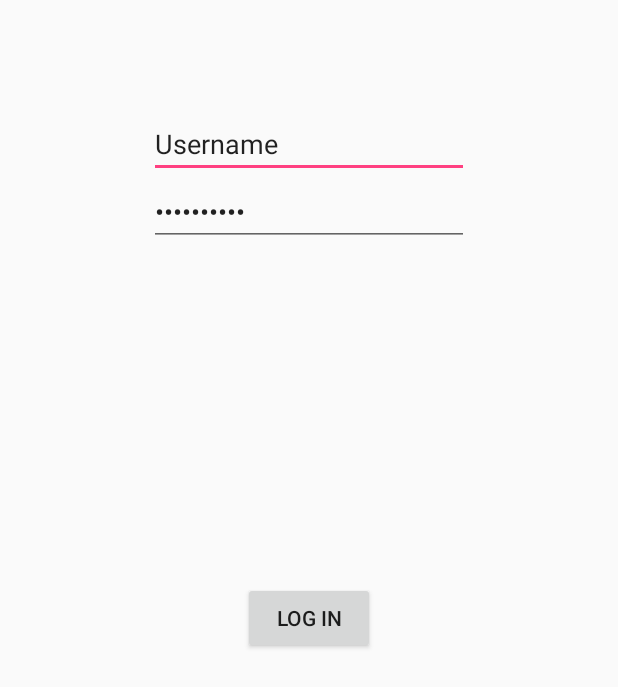
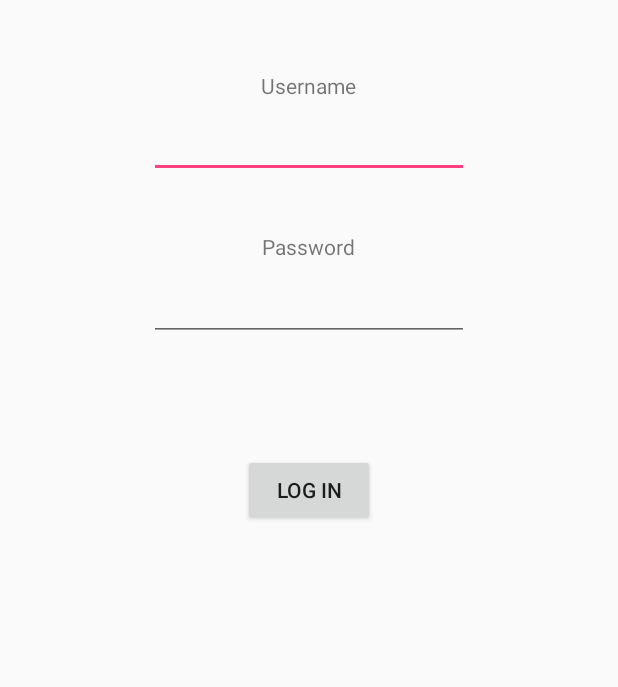
Before and after one commit to tylerdegraaff/easyspot, an Android app: the layout activity_log_in.xml on its own in the app's theme, with its tools: preview values and no code run, on a phone screen of 412 x 824 dp. Shown: the top 687 px of the screen. Run offline under Robolectric (Android 15) with nearby library versions, the phone set to English and light mode, and no system bars.

Commit message:
log in layout updated

```diff
--- a/app/src/main/AndroidManifest.xml
+++ b/app/src/main/AndroidManifest.xml
@@ -9,13 +9,14 @@
         android:supportsRtl="true"
         android:theme="@style/AppTheme">
         <activity android:name=".MainActivity">
+        </activity>
+        <activity android:name=".LogInActivity">
             <intent-filter>
                 <action android:name="android.intent.action.MAIN" />
 
                 <category android:name="android.intent.category.LAUNCHER" />
             </intent-filter>
         </activity>
-        <activity android:name=".LogInActivity"></activity>
     </application>
 
 </manifest>
--- a/app/src/main/res/layout/activity_log_in.xml
+++ b/app/src/main/res/layout/activity_log_in.xml
@@ -13,7 +13,6 @@
         android:layout_width="wrap_content"
         android:layout_height="wrap_content"
         android:inputType="textPersonName"
-        android:text="Username"
         android:ems="10"
         android:id="@+id/editText"
         android:layout_alignParentTop="true"
@@ -26,15 +25,36 @@
         android:inputType="textPassword"
         android:ems="10"
         android:id="@+id/editText2"
-        android:text="Wachtwoord"
         android:layout_below="@+id/editText"
-        android:layout_alignStart="@+id/editText" />
+        android:layout_centerHorizontal="true"
+        android:layout_marginTop="63dp" />
 
     <Button
         android:layout_width="wrap_content"
         android:layout_height="wrap_content"
         android:text="Log In"
         android:id="@+id/button"
-        android:layout_centerVertical="true"
+        android:layout_below="@+id/editText2"
+        android:layout_centerHorizontal="true"
+        android:layout_marginTop="75dp" />
+
+    <TextView
+        android:layout_width="wrap_content"
+        android:layout_height="wrap_content"
+        android:textAppearance="?android:attr/textAppearanceSmall"
+        android:text="Username"
+        android:id="@+id/textView"
+        android:layout_marginTop="31dp"
+        android:layout_alignParentTop="true"
+        android:layout_centerHorizontal="true" />
+
+    <TextView
+        android:layout_width="wrap_content"
+        android:layout_height="wrap_content"
+        android:textAppearance="?android:attr/textAppearanceSmall"
+        android:text="Password"
+        android:id="@+id/textView2"
+        android:layout_marginTop="36dp"
+        android:layout_below="@+id/editText"
         android:layout_centerHorizontal="true" />
 </RelativeLayout>
```
